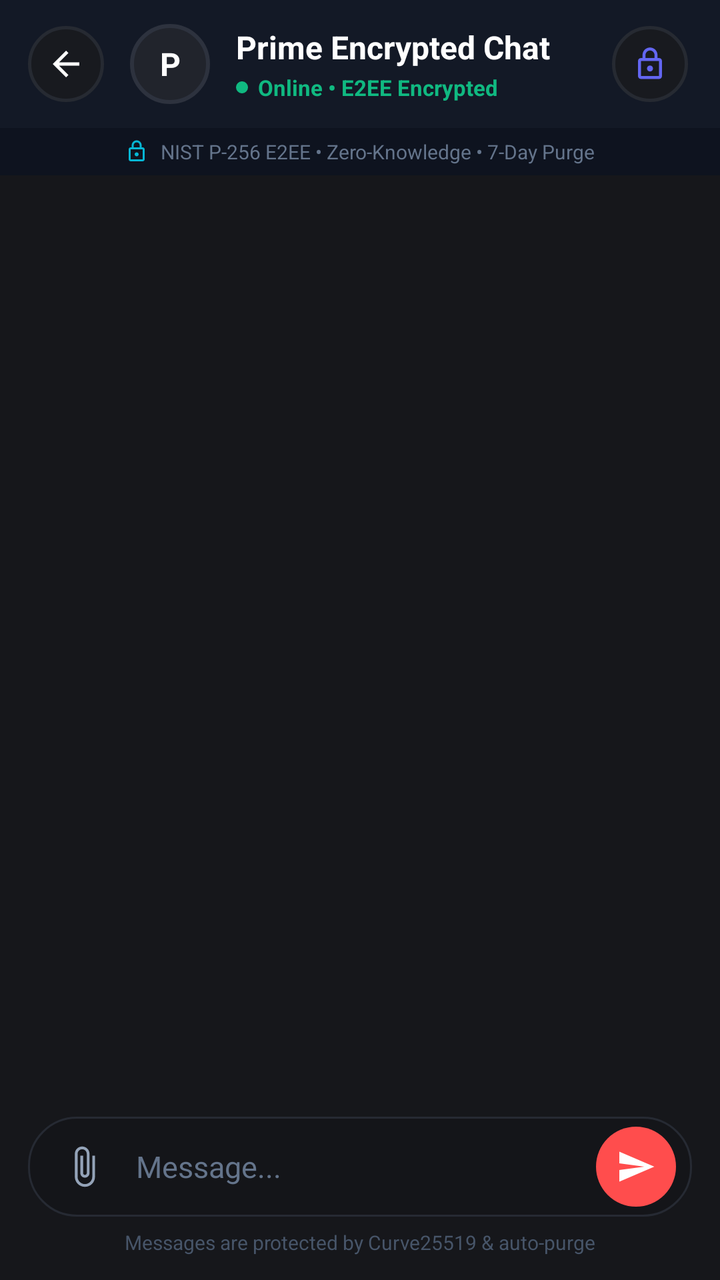
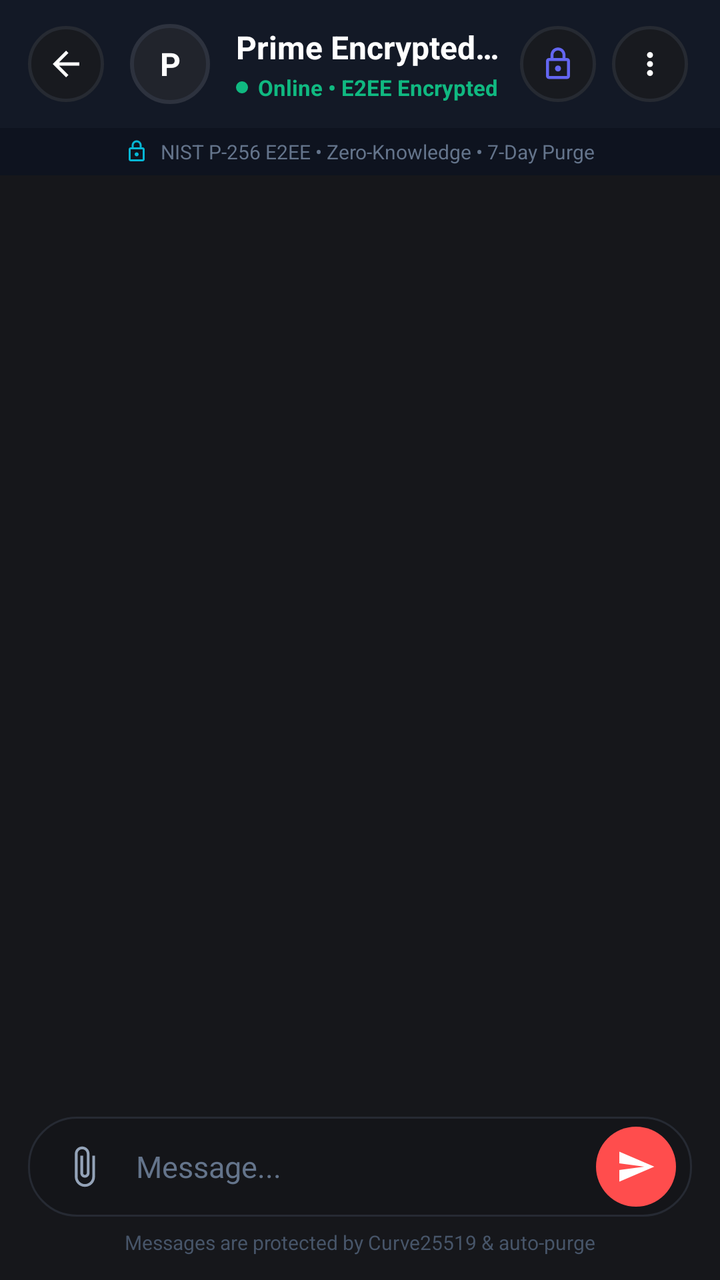

Compare the two renders of this Android layout. The source of the first and the diff that turns it into the second are given below.
<!-- AndroidManifest.xml: application theme Theme.AnonChat -->
<!-- res/layout/activity_conversation.xml -->
<?xml version="1.0" encoding="utf-8"?>
<LinearLayout xmlns:android="http://schemas.android.com/apk/res/android"
    xmlns:app="http://schemas.android.com/apk/res-auto"
    android:layout_width="match_parent"
    android:layout_height="match_parent"
    android:orientation="vertical"
    android:background="@color/dark_background">

    
    <com.google.android.material.appbar.MaterialToolbar
        android:id="@+id/toolbar_chat"
        android:layout_width="match_parent"
        android:layout_height="0dp"
        android:visibility="gone" />

    
    <LinearLayout
        android:id="@+id/ll_chat_custom_header"
        android:layout_width="match_parent"
        android:layout_height="64dp"
        android:orientation="horizontal"
        android:gravity="center_vertical"
        android:paddingStart="14dp"
        android:paddingEnd="16dp"
        android:background="#131926">

        
        <FrameLayout
            android:id="@+id/btn_chat_back"
            android:layout_width="38dp"
            android:layout_height="38dp"
            android:background="@drawable/bg_circle_button_dark"
            android:clickable="true"
            android:focusable="true">

            <ImageView
                android:layout_width="20dp"
                android:layout_height="20dp"
                android:layout_gravity="center"
                android:src="?attr/homeAsUpIndicator"
                app:tint="#FFFFFF"
                android:contentDescription="Back" />
        </FrameLayout>

        
        <FrameLayout
            android:layout_width="42dp"
            android:layout_height="42dp"
            android:layout_marginStart="12dp">

            <TextView
                android:id="@+id/tv_chat_avatar_initial"
                android:layout_width="40dp"
                android:layout_height="40dp"
                android:layout_gravity="center"
                android:background="@drawable/bg_avatar_circle"
                android:gravity="center"
                android:text="P"
                android:textColor="#FFFFFF"
                android:textSize="16sp"
                android:textStyle="bold" />
        </FrameLayout>

        
        <LinearLayout
            android:layout_width="0dp"
            android:layout_height="wrap_content"
            android:layout_weight="1"
            android:layout_marginStart="12dp"
            android:orientation="vertical"
            android:gravity="center_vertical">

            <TextView
                android:id="@+id/tv_chat_recipient_name"
                android:layout_width="wrap_content"
                android:layout_height="wrap_content"
                android:text="Prime Encrypted Chat"
                android:textColor="#FFFFFF"
                android:textSize="16sp"
                android:textStyle="bold"
                android:singleLine="true"
                android:ellipsize="end" />

            <LinearLayout
                android:layout_width="wrap_content"
                android:layout_height="wrap_content"
                android:orientation="horizontal"
                android:gravity="center_vertical"
                android:layout_marginTop="2dp">

                <View
                    android:layout_width="6dp"
                    android:layout_height="6dp"
                    android:background="@drawable/bg_unread_pill"
                    android:backgroundTint="#10B981" />

                <TextView
                    android:id="@+id/tv_chat_status_subtitle"
                    android:layout_width="wrap_content"
                    android:layout_height="wrap_content"
                    android:layout_marginStart="5dp"
                    android:text="Online • E2EE Encrypted"
                    android:textColor="#10B981"
                    android:textSize="11sp"
                    android:textStyle="bold" />
            </LinearLayout>
        </LinearLayout>

        
        <FrameLayout
            android:id="@+id/banner_security_disclosure"
            android:layout_width="38dp"
            android:layout_height="38dp"
            android:background="@drawable/bg_circle_button_dark"
            android:clickable="true"
            android:focusable="true">

            <ImageView
                android:layout_width="18dp"
                android:layout_height="18dp"
                android:layout_gravity="center"
                android:src="@drawable/ic_lock"
                app:tint="#6366F1"
                android:contentDescription="Security Info" />
        </FrameLayout>
    </LinearLayout>

    
    <LinearLayout
        android:layout_width="match_parent"
        android:layout_height="wrap_content"
        android:orientation="horizontal"
        android:background="#0E131F"
        android:paddingTop="5dp"
        android:paddingBottom="5dp"
        android:paddingStart="16dp"
        android:paddingEnd="16dp"
        android:gravity="center">

        <ImageView
            android:layout_width="12dp"
            android:layout_height="12dp"
            android:src="@drawable/ic_lock"
            app:tint="#06B6D4"
            android:contentDescription="Shield" />

        <TextView
            android:layout_width="wrap_content"
            android:layout_height="wrap_content"
            android:layout_marginStart="6dp"
            android:text="NIST P-256 E2EE • Zero-Knowledge • 7-Day Purge"
            android:textSize="10sp"
            android:textColor="#64748B" />
    </LinearLayout>

    
    <androidx.recyclerview.widget.RecyclerView
        android:id="@+id/rv_messages"
        android:layout_width="match_parent"
        android:layout_height="0dp"
        android:layout_weight="1"
        android:clipToPadding="false"
        android:paddingTop="8dp"
        android:paddingBottom="10dp"
        android:background="@color/dark_background" />

    
    <LinearLayout
        android:id="@+id/container_trial_expired"
        android:layout_width="match_parent"
        android:layout_height="wrap_content"
        android:orientation="vertical"
        android:background="#1B1D22"
        android:padding="16dp"
        android:gravity="center"
        android:visibility="gone">

        <TextView
            android:layout_width="wrap_content"
            android:layout_height="wrap_content"
            android:text="@string/trial_expired_notice"
            android:textStyle="bold"
            android:textColor="@color/danger"
            android:gravity="center"
            android:textSize="14sp" />

        <com.google.android.material.button.MaterialButton
            android:id="@+id/btn_activate_from_chat"
            android:layout_width="wrap_content"
            android:layout_height="40dp"
            android:layout_marginTop="10dp"
            android:text="@string/activate_license_btn"
            android:textAllCaps="false"
            app:backgroundTint="#6366F1"
            app:cornerRadius="20dp" />
    </LinearLayout>

    
    <LinearLayout
        android:id="@+id/container_input_bar"
        android:layout_width="match_parent"
        android:layout_height="wrap_content"
        android:orientation="vertical"
        android:paddingStart="14dp"
        android:paddingEnd="14dp"
        android:paddingBottom="12dp"
        android:paddingTop="6dp"
        android:background="@color/dark_background">

        
        <LinearLayout
            android:id="@+id/ll_input_box"
            android:layout_width="match_parent"
            android:layout_height="wrap_content"
            android:minHeight="50dp"
            android:background="@drawable/bg_input_rounded"
            android:orientation="horizontal"
            android:gravity="center_vertical"
            android:paddingStart="10dp"
            android:paddingEnd="8dp"
            android:paddingTop="4dp"
            android:paddingBottom="4dp">

            
            <ImageView
                android:id="@+id/btn_attach_media"
                android:layout_width="36dp"
                android:layout_height="36dp"
                android:padding="7dp"
                android:src="@drawable/ic_attach"
                app:tint="#94A3B8"
                android:clickable="true"
                android:focusable="true"
                android:background="?attr/selectableItemBackgroundBorderless"
                android:contentDescription="Attach Image or Video" />

            
            <EditText
                android:id="@+id/et_message_input"
                android:layout_width="0dp"
                android:layout_height="wrap_content"
                android:layout_weight="1"
                android:layout_marginStart="8dp"
                android:layout_marginEnd="8dp"
                android:background="@null"
                android:hint="Message..."
                android:textColorHint="#64748B"
                android:textColor="#FFFFFF"
                android:textSize="15sp"
                android:maxLines="4" />

            
            <FrameLayout
                android:id="@+id/btn_send_container"
                android:layout_width="40dp"
                android:layout_height="40dp"
                android:background="@drawable/bg_circle_button_coral"
                android:backgroundTint="@color/primary"
                android:clickable="true"
                android:focusable="true">

                <ImageView
                    android:id="@+id/iv_send_icon"
                    android:layout_width="20dp"
                    android:layout_height="20dp"
                    android:layout_gravity="center"
                    android:src="@drawable/ic_send"
                    app:tint="#FFFFFF"
                    android:contentDescription="@string/send" />

                
                <com.google.android.material.floatingactionbutton.FloatingActionButton
                    android:id="@+id/btn_send_message"
                    android:layout_width="1dp"
                    android:layout_height="1dp"
                    android:visibility="gone"
                    android:contentDescription="@string/send" />
            </FrameLayout>
        </LinearLayout>

        <TextView
            android:layout_width="wrap_content"
            android:layout_height="wrap_content"
            android:layout_gravity="center_horizontal"
            android:layout_marginTop="6dp"
            android:text="Messages are protected by Curve25519 &amp; auto-purge"
            android:textSize="10sp"
            android:textColor="#475569" />
    </LinearLayout>

</LinearLayout>
<!-- resources referenced by this layout -->
<resources>
  <color name="danger">#EF4444</color>
  <color name="dark_background">#16171B</color>
  <color name="primary">#FF4D4D</color>
  <!-- drawable bg_avatar_circle (drawable) -->
  <?xml version="1.0" encoding="utf-8"?>
  <shape xmlns:android="http://schemas.android.com/apk/res/android"
      android:shape="oval">
      <solid android:color="#21242C" />
      <stroke
          android:width="2dp"
          android:color="#2D323E" />
  </shape>
  <!-- drawable bg_circle_button_coral (drawable) -->
  <?xml version="1.0" encoding="utf-8"?>
  <shape xmlns:android="http://schemas.android.com/apk/res/android"
      android:shape="oval">
      <solid android:color="#FF4D4D" />
  </shape>
  <!-- drawable bg_circle_button_dark (drawable) -->
  <?xml version="1.0" encoding="utf-8"?>
  <shape xmlns:android="http://schemas.android.com/apk/res/android"
      android:shape="oval">
      <solid android:color="#181A1F" />
      <stroke
          android:width="1.5dp"
          android:color="#262A32" />
  </shape>
  <!-- drawable bg_input_rounded (drawable) -->
  <?xml version="1.0" encoding="utf-8"?>
  <shape xmlns:android="http://schemas.android.com/apk/res/android"
      android:shape="rectangle">
      <solid android:color="#141519" />
      <corners android:radius="24dp" />
      <stroke
          android:width="1dp"
          android:color="#262A33" />
  </shape>
  <!-- drawable bg_unread_pill (drawable) -->
  <?xml version="1.0" encoding="utf-8"?>
  <shape xmlns:android="http://schemas.android.com/apk/res/android"
      android:shape="rectangle">
      <solid android:color="#FF4D4D" />
      <corners android:radius="12dp" />
  </shape>
  <!-- drawable ic_attach (drawable) -->
  <vector xmlns:android="http://schemas.android.com/apk/res/android"
      android:width="24dp"
      android:height="24dp"
      android:viewportWidth="24"
      android:viewportHeight="24">
      <path
          android:fillColor="#667781"
          android:pathData="M16.5,6v11.5c0,2.21 -1.79,4 -4,4s-4,-1.79 -4,-4V5c0,-1.38 1.12,-2.5 2.5,-2.5s2.5,1.12 2.5,2.5v10.5c0,0.55 -0.45,1 -1,1s-1,-0.45 -1,-1V6H10v9.5c0,1.38 1.12,2.5 2.5,2.5s2.5,-1.12 2.5,-2.5V5c0,-2.21 -1.79,-4 -4,-4S7,2.79 7,5v12.5c0,3.04 2.46,5.5 5.5,5.5s5.5,-2.46 5.5,-5.5V6h-1.5z"/>
  </vector>
  <!-- drawable ic_lock (drawable) -->
  <vector xmlns:android="http://schemas.android.com/apk/res/android"
      android:width="24dp"
      android:height="24dp"
      android:viewportWidth="24"
      android:viewportHeight="24">
    <path
        android:fillColor="@color/primary"
        android:pathData="M18,8h-1V6c0,-2.76 -2.24,-5 -5,-5S7,3.24 7,6v2H6c-1.1,0 -2,0.9 -2,2v10c0,1.1 0.9,2 2,2h12c1.1,0 2,-0.9 2,-2V10c0,-1.1 -0.9,-2 -2,-2zM9,6c0,-1.66 1.34,-3 3,-3s3,1.34 3,3v2H9V6zm9,14H6V10h12v10zm-6,-3c1.1,0 2,-0.9 2,-2s-0.9,-2 -2,-2 -2,0.9 -2,2 0.9,2 2,2z"/>
  </vector>
  <!-- drawable ic_send (drawable) -->
  <vector xmlns:android="http://schemas.android.com/apk/res/android"
      android:width="24dp"
      android:height="24dp"
      android:viewportWidth="24"
      android:viewportHeight="24">
    <path
        android:fillColor="@color/primary"
        android:pathData="M2.01,21L23,12 2.01,3 2,10l15,2 -15,2z"/>
  </vector>
  <string name="activate_license_btn">Activate License</string>
  <string name="send">Send</string>
  <string name="trial_expired_notice">Trial Expired. Contact the Owner to Get Your License.</string>
  <color name="primary_dark">#131417</color>
  <color name="accent">#FF4D4D</color>
  <color name="text_primary">#FFFFFF</color>
  <color name="text_secondary">#9CA3AF</color>
  <!-- unchanged entries left out for length: 1 -->
</resources>

<!-- the commit's change to res/layout/activity_conversation.xml (unified diff, before → after) -->
@@ -122,6 +122,25 @@
                 android:src="@drawable/ic_lock"
                 app:tint="#6366F1"
                 android:contentDescription="Security Info" />
+        </FrameLayout>
+
+        
+        <FrameLayout
+            android:id="@+id/btn_chat_menu"
+            android:layout_width="38dp"
+            android:layout_height="38dp"
+            android:layout_marginStart="8dp"
+            android:background="@drawable/bg_circle_button_dark"
+            android:clickable="true"
+            android:focusable="true">
+
+            <ImageView
+                android:layout_width="18dp"
+                android:layout_height="18dp"
+                android:layout_gravity="center"
+                android:src="@drawable/ic_more_vert"
+                app:tint="#FFFFFF"
+                android:contentDescription="Chat Options" />
         </FrameLayout>
     </LinearLayout>
 
<!-- resource entries referenced after the edit -->
@@ -64,6 +64,16 @@
         android:fillColor="@color/primary"
         android:pathData="M18,8h-1V6c0,-2.76 -2.24,-5 -5,-5S7,3.24 7,6v2H6c-1.1,0 -2,0.9 -2,2v10c0,1.1 0.9,2 2,2h12c1.1,0 2,-0.9 2,-2V10c0,-1.1 -0.9,-2 -2,-2zM9,6c0,-1.66 1.34,-3 3,-3s3,1.34 3,3v2H9V6zm9,14H6V10h12v10zm-6,-3c1.1,0 2,-0.9 2,-2s-0.9,-2 -2,-2 -2,0.9 -2,2 0.9,2 2,2z"/>
   </vector>
+  <!-- drawable ic_more_vert (drawable) -->
+  <vector xmlns:android="http://schemas.android.com/apk/res/android"
+      android:width="24dp"
+      android:height="24dp"
+      android:viewportWidth="24"
+      android:viewportHeight="24">
+    <path
+        android:fillColor="#FFFFFFFF"
+        android:pathData="M12,8c1.1,0 2,-0.9 2,-2s-0.9,-2 -2,-2 -2,0.9 -2,2 0.9,2 2,2zM12,10c-1.1,0 -2,0.9 -2,2s0.9,2 2,2 2,-0.9 2,-2 -0.9,-2 -2,-2zM12,16c-1.1,0 -2,0.9 -2,2s0.9,2 2,2 2,-0.9 2,-2 -0.9,-2 -2,-2z"/>
+  </vector>
   <!-- drawable ic_send (drawable) -->
   <vector xmlns:android="http://schemas.android.com/apk/res/android"
       android:width="24dp"
